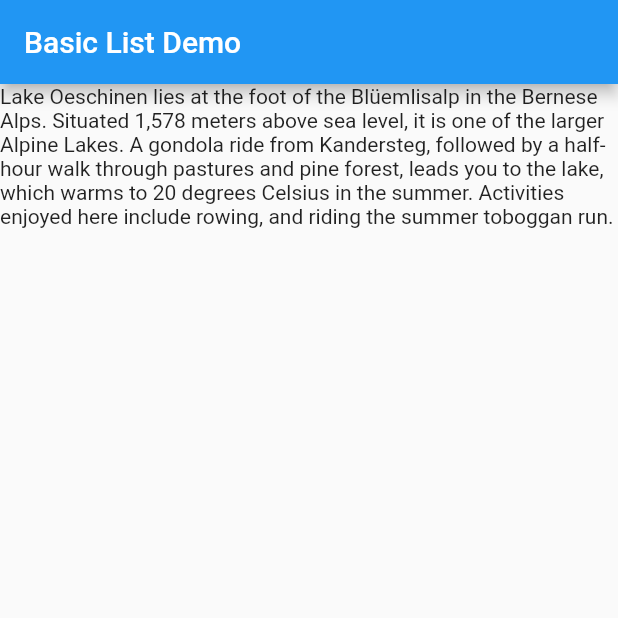
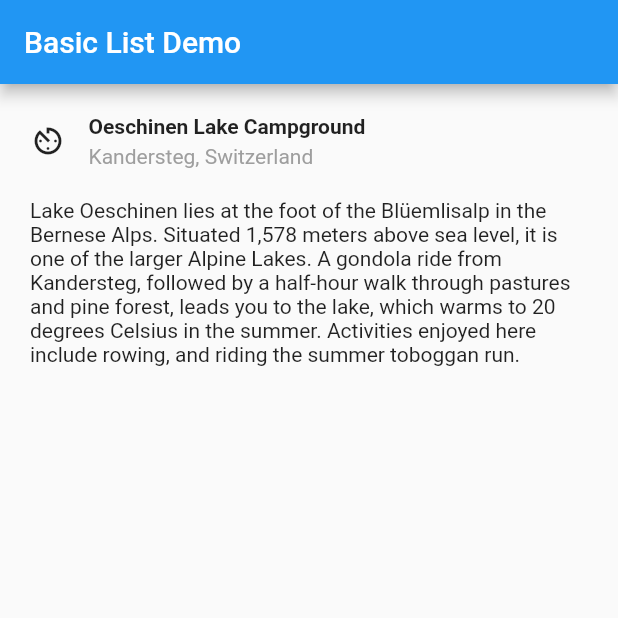
Before and after one commit to MacOMNI/Flutter_learning, a Flutter app: the screen it shows after launch, on a phone screen of 412 x 824 dp, the top half of it. Run offline on Flutter 3.47's test engine with Material 2 defaults, Android fonts, the light colour scheme and no system bars.

Commit message:
# basiclist dart update

```diff
--- a/flutter_helloworld/lib/basicList.dart
+++ b/flutter_helloworld/lib/basicList.dart
@@ -5,17 +5,16 @@ class BasicListApp extends StatelessWidget {
 
   @override
   Widget build(BuildContext context) {
-    var body2 = Column(
-      children: [
-        textSection,
-      ],
-    );
     var scaffold = Scaffold(
-      appBar: AppBar(
-        title: Text('Basic List Demo'),
-      ),
-      body: body2,
-    );
+        appBar: AppBar(
+          title: Text('Basic List Demo'),
+        ),
+        body: ListView(
+          children: [
+            userSection,
+            textSection,
+          ],
+        ));
     var materialApp = MaterialApp(
       title: 'Basic List Demo',
       home: scaffold,
@@ -24,8 +23,31 @@ class BasicListApp extends StatelessWidget {
   }
 }
 
-Widget userSection = Container();
+Widget userSection = Container(
+  padding: const EdgeInsets.fromLTRB(20, 20, 20, 0),
+  child: Row(
+    children: [
+      Icon(Icons.av_timer),
+      Padding(padding: EdgeInsets.only(right: 15)),
+      Column(
+        crossAxisAlignment: CrossAxisAlignment.start,
+        children: [
+          Text(
+            'Oeschinen Lake Campground',
+            style: TextStyle(fontWeight: FontWeight.bold),
+          ),
+          Padding(padding: EdgeInsets.fromLTRB(0, 0, 0, 4)),
+          Text(
+            'Kandersteg, Switzerland',
+            style: TextStyle(fontWeight: FontWeight.normal, color: Colors.grey),
+          ),
+        ],
+      )
+    ],
+  ),
+);
 Widget textSection = Container(
+  padding: const EdgeInsets.all(20),
   child:
       Text('Lake Oeschinen lies at the foot of the Blüemlisalp in the Bernese '
           'Alps. Situated 1,578 meters above sea level, it is one of the '
```
